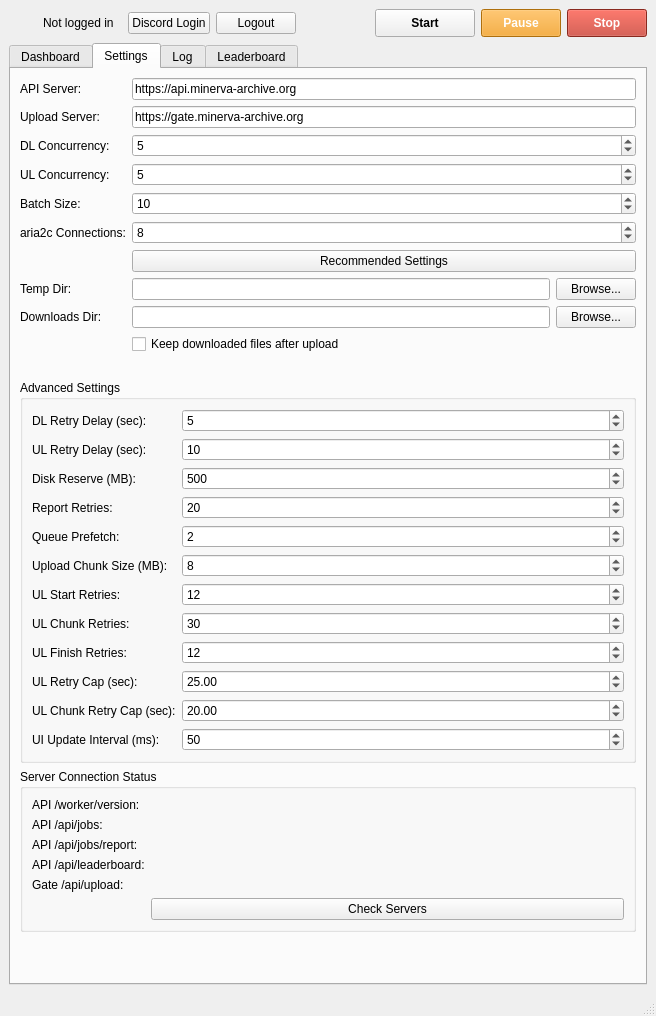
The window that mainwindow.ui (pagingred/MinervaStation) describes before a commit, drawn with Qt 5.
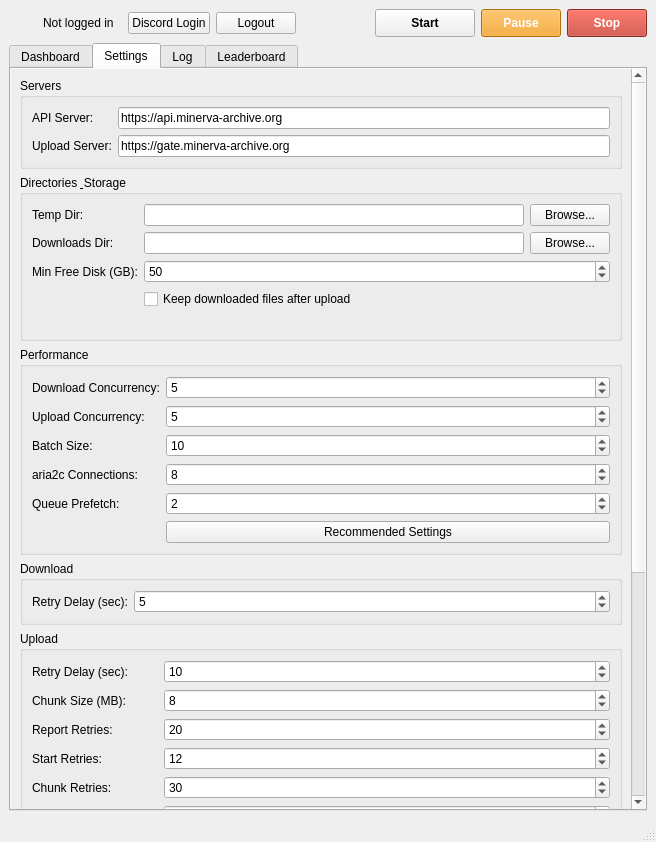
The same window after the commit. The open tabs and pages were chosen to show the change.

The edit to the form file:
```diff
--- a/mainwindow.ui
+++ b/mainwindow.ui
@@ -250,70 +250,112 @@
       <widget class="QWidget" name="settingsTab">
        <attribute name="title"><string>Settings</string></attribute>
        <layout class="QVBoxLayout" name="settingsOuterLayout">
+        <property name="leftMargin"><number>0</number></property>
+        <property name="topMargin"><number>0</number></property>
+        <property name="rightMargin"><number>0</number></property>
+        <property name="bottomMargin"><number>0</number></property>
         <item>
-         <layout class="QFormLayout" name="settingsForm">
+         <widget class="QScrollArea" name="settingsScroll">
+          <property name="widgetResizable"><bool>true</bool></property>
+          <property name="frameShape"><enum>QFrame::NoFrame</enum></property>
+          <widget class="QWidget" name="settingsScrollContent">
+           <layout class="QVBoxLayout" name="settingsScrollLayout">
+            <property name="spacing"><number>6</number></property>
+            <item>
+             <widget class="QGroupBox" name="serversBox">
+              <property name="title"><string>Servers</string></property>
+              <layout class="QFormLayout" name="serversForm">
           <item row="0" column="0"><widget class="QLabel" name="labelServerUrl"><property name="text"><string>API Server:</string></property></widget></item>
           <item row="0" column="1"><widget class="QLineEdit" name="mServerUrl"><property name="text"><string>https://api.minerva-archive.org</string></property></widget></item>
           <item row="1" column="0"><widget class="QLabel" name="labelUploadUrl"><property name="text"><string>Upload Server:</string></property></widget></item>
           <item row="1" column="1"><widget class="QLineEdit" name="mUploadUrl"><property name="text"><string>https://gate.minerva-archive.org</string></property></widget></item>
-          <item row="2" column="0"><widget class="QLabel" name="labelDlConc"><property name="text"><string>DL Concurrency:</string></property></widget></item>
-          <item row="2" column="1"><widget class="QSpinBox" name="mDlConcurrency"><property name="minimum"><number>1</number></property><property name="maximum"><number>1000</number></property><property name="value"><number>5</number></property></widget></item>
-          <item row="3" column="0"><widget class="QLabel" name="labelUlConc"><property name="text"><string>UL Concurrency:</string></property></widget></item>
-          <item row="3" column="1"><widget class="QSpinBox" name="mUlConcurrency"><property name="minimum"><number>1</number></property><property name="maximum"><number>1000</number></property><property name="value"><number>5</number></property></widget></item>
-          <item row="4" column="0"><widget class="QLabel" name="labelBatch"><property name="text"><string>Batch Size:</string></property></widget></item>
-          <item row="4" column="1"><widget class="QSpinBox" name="mBatchSize"><property name="minimum"><number>1</number></property><property name="maximum"><number>1000</number></property><property name="value"><number>10</number></property></widget></item>
-          <item row="5" column="0"><widget class="QLabel" name="labelAria2c"><property name="text"><string>aria2c Connections:</string></property></widget></item>
-          <item row="5" column="1"><widget class="QSpinBox" name="mAria2cConns"><property name="minimum"><number>1</number></property><property name="maximum"><number>16</number></property><property name="value"><number>8</number></property></widget></item>
-          <item row="6" column="0"><widget class="QLabel" name="labelRecPlaceholder"><property name="text"><string/></property></widget></item>
-          <item row="6" column="1"><widget class="QPushButton" name="mRecommendBtn"><property name="text"><string>Recommended Settings</string></property><property name="toolTip"><string>Auto-detect system capabilities and run a network speed test to calculate optimal values</string></property></widget></item>
-          <item row="7" column="0"><widget class="QLabel" name="labelTempDir"><property name="text"><string>Temp Dir:</string></property></widget></item>
-          <item row="7" column="1">
+              </layout>
+             </widget>
+            </item>
+            <item>
+             <widget class="QGroupBox" name="dirsBox">
+              <property name="title"><string>Directories &amp; Storage</string></property>
+              <layout class="QFormLayout" name="dirsForm">
+               <item row="0" column="0"><widget class="QLabel" name="labelTempDir"><property name="text"><string>Temp Dir:</string></property></widget></item>
+               <item row="0" column="1">
            <layout class="QHBoxLayout" name="tempDirRow">
             <item><widget class="QLineEdit" name="mTempDir"/></item>
             <item><widget class="QPushButton" name="browseTempBtn"><property name="text"><string>Browse...</string></property></widget></item>
            </layout>
           </item>
-          <item row="8" column="0"><widget class="QLabel" name="labelDlDir"><property name="text"><string>Downloads Dir:</string></property></widget></item>
-          <item row="8" column="1">
+               <item row="1" column="0"><widget class="QLabel" name="labelDlDir"><property name="text"><string>Downloads Dir:</string></property></widget></item>
+               <item row="1" column="1">
            <layout class="QHBoxLayout" name="dlDirRow">
             <item><widget class="QLineEdit" name="mDownloadsDir"/></item>
             <item><widget class="QPushButton" name="browseDlBtn"><property name="text"><string>Browse...</string></property></widget></item>
            </layout>
           </item>
-          <item row="9" column="0"><widget class="QLabel" name="labelKeepPlaceholder"><property name="text"><string/></property></widget></item>
-          <item row="9" column="1"><widget class="QCheckBox" name="mKeepFiles"><property name="text"><string>Keep downloaded files after upload</string></property></widget></item>
-          <item row="10" column="0"><widget class="QLabel" name="labelAria2cPlaceholder"><property name="text"><string/></property></widget></item>
-          <item row="10" column="1"><widget class="QLabel" name="mAria2cLabel"><property name="text"><string/></property></widget></item>
-         </layout>
+               <item row="2" column="0"><widget class="QLabel" name="labelDiskReserve"><property name="text"><string>Min Free Disk (GB):</string></property></widget></item>
+               <item row="2" column="1"><widget class="QSpinBox" name="mDiskReserveGb"><property name="minimum"><number>0</number></property><property name="maximum"><number>500</number></property><property name="value"><number>50</number></property><property name="toolTip"><string>Stop downloading when free disk space would drop below this amount</string></property></widget></item>
+               <item row="3" column="0"><widget class="QLabel" name="labelKeepPlaceholder"><property name="text"><string/></property></widget></item>
+               <item row="3" column="1"><widget class="QCheckBox" name="mKeepFiles"><property name="text"><string>Keep downloaded files after upload</string></property></widget></item>
+               <item row="4" column="0"><widget class="QLabel" name="labelAria2cPlaceholder"><property name="text"><string/></property></widget></item>
+               <item row="4" column="1"><widget class="QLabel" name="mAria2cLabel"><property name="text"><string/></property></widget></item>
+              </layout>
+             </widget>
         </item>
         <item>
-         <widget class="QGroupBox" name="advancedBox">
-          <property name="title"><string>Advanced Settings</string></property>
-          <layout class="QFormLayout" name="advancedForm">
-           <item row="0" column="0"><widget class="QLabel" name="labelDlRetryDelay"><property name="text"><string>DL Retry Delay (sec):</string></property></widget></item>
-           <item row="0" column="1"><widget class="QSpinBox" name="mDownloadRetryDelay"><property name="minimum"><number>1</number></property><property name="maximum"><number>300</number></property><property name="value"><number>5</number></property></widget></item>
-           <item row="1" column="0"><widget class="QLabel" name="labelUlRetryDelay"><property name="text"><string>UL Retry Delay (sec):</string></property></widget></item>
-           <item row="1" column="1"><widget class="QSpinBox" name="mUploadRetryDelay"><property name="minimum"><number>1</number></property><property name="maximum"><number>300</number></property><property name="value"><number>10</number></property></widget></item>
-           <item row="2" column="0"><widget class="QLabel" name="labelDiskReserve"><property name="text"><string>Disk Reserve (MB):</string></property></widget></item>
-           <item row="2" column="1"><widget class="QSpinBox" name="mDiskReserveMb"><property name="minimum"><number>0</number></property><property name="maximum"><number>100000</number></property><property name="value"><number>500</number></property></widget></item>
-           <item row="3" column="0"><widget class="QLabel" name="labelReportRetries"><property name="text"><string>Report Retries:</string></property></widget></item>
-           <item row="3" column="1"><widget class="QSpinBox" name="mReportRetries"><property name="minimum"><number>1</number></property><property name="maximum"><number>100</number></property><property name="value"><number>20</number></property></widget></item>
+             <widget class="QGroupBox" name="perfBox">
+              <property name="title"><string>Performance</string></property>
+              <layout class="QFormLayout" name="perfForm">
+               <item row="0" column="0"><widget class="QLabel" name="labelDlConc"><property name="text"><string>Download Concurrency:</string></property></widget></item>
+               <item row="0" column="1"><widget class="QSpinBox" name="mDlConcurrency"><property name="minimum"><number>1</number></property><property name="maximum"><number>1000</number></property><property name="value"><number>5</number></property></widget></item>
+               <item row="1" column="0"><widget class="QLabel" name="labelUlConc"><property name="text"><string>Upload Concurrency:</string></property></widget></item>
+               <item row="1" column="1"><widget class="QSpinBox" name="mUlConcurrency"><property name="minimum"><number>1</number></property><property name="maximum"><number>1000</number></property><property name="value"><number>5</number></property></widget></item>
+               <item row="2" column="0"><widget class="QLabel" name="labelBatch"><property name="text"><string>Batch Size:</string></property></widget></item>
+               <item row="2" column="1"><widget class="QSpinBox" name="mBatchSize"><property name="minimum"><number>1</number></property><property name="maximum"><number>1000</number></property><property name="value"><number>10</number></property></widget></item>
+               <item row="3" column="0"><widget class="QLabel" name="labelAria2c"><property name="text"><string>aria2c Connections:</string></property></widget></item>
+               <item row="3" column="1"><widget class="QSpinBox" name="mAria2cConns"><property name="minimum"><number>1</number></property><property name="maximum"><number>16</number></property><property name="value"><number>8</number></property></widget></item>
            <item row="4" column="0"><widget class="QLabel" name="labelQueuePrefetch"><property name="text"><string>Queue Prefetch:</string></property></widget></item>
            <item row="4" column="1"><widget class="QSpinBox" name="mQueuePrefetch"><property name="minimum"><number>1</number></property><property name="maximum"><number>20</number></property><property name="value"><number>2</number></property></widget></item>
-           <item row="5" column="0"><widget class="QLabel" name="labelChunkSize"><property name="text"><string>Upload Chunk Size (MB):</string></property></widget></item>
-           <item row="5" column="1"><widget class="QSpinBox" name="mUploadChunkSizeMb"><property name="minimum"><number>1</number></property><property name="maximum"><number>64</number></property><property name="value"><number>8</number></property></widget></item>
-           <item row="6" column="0"><widget class="QLabel" name="labelStartRetries"><property name="text"><string>UL Start Retries:</string></property></widget></item>
-           <item row="6" column="1"><widget class="QSpinBox" name="mUploadStartRetries"><property name="minimum"><number>1</number></property><property name="maximum"><number>100</number></property><property name="value"><number>12</number></property></widget></item>
-           <item row="7" column="0"><widget class="QLabel" name="labelChunkRetries"><property name="text"><string>UL Chunk Retries:</string></property></widget></item>
-           <item row="7" column="1"><widget class="QSpinBox" name="mUploadChunkRetries"><property name="minimum"><number>1</number></property><property name="maximum"><number>100</number></property><property name="value"><number>30</number></property></widget></item>
-           <item row="8" column="0"><widget class="QLabel" name="labelFinishRetries"><property name="text"><string>UL Finish Retries:</string></property></widget></item>
-           <item row="8" column="1"><widget class="QSpinBox" name="mUploadFinishRetries"><property name="minimum"><number>1</number></property><property name="maximum"><number>100</number></property><property name="value"><number>12</number></property></widget></item>
-           <item row="9" column="0"><widget class="QLabel" name="labelUlRetryCap"><property name="text"><string>UL Retry Cap (sec):</string></property></widget></item>
-           <item row="9" column="1"><widget class="QDoubleSpinBox" name="mUploadRetryCap"><property name="minimum"><double>1.000000000000000</double></property><property name="maximum"><double>120.000000000000000</double></property><property name="value"><double>25.000000000000000</double></property><property name="singleStep"><double>0.500000000000000</double></property></widget></item>
-           <item row="10" column="0"><widget class="QLabel" name="labelChunkRetryCap"><property name="text"><string>UL Chunk Retry Cap (sec):</string></property></widget></item>
-           <item row="10" column="1"><widget class="QDoubleSpinBox" name="mUploadChunkRetryCap"><property name="minimum"><double>1.000000000000000</double></property><property name="maximum"><double>120.000000000000000</double></property><property name="value"><double>20.000000000000000</double></property><property name="singleStep"><double>0.500000000000000</double></property></widget></item>
-           <item row="11" column="0"><widget class="QLabel" name="labelUiInterval"><property name="text"><string>UI Update Interval (ms):</string></property></widget></item>
-           <item row="11" column="1"><widget class="QSpinBox" name="mUiUpdateInterval"><property name="minimum"><number>10</number></property><property name="maximum"><number>1000</number></property><property name="value"><number>50</number></property></widget></item>
+               <item row="5" column="0"><widget class="QLabel" name="labelRecPlaceholder"><property name="text"><string/></property></widget></item>
+               <item row="5" column="1"><widget class="QPushButton" name="mRecommendBtn"><property name="text"><string>Recommended Settings</string></property><property name="toolTip"><string>Auto-detect system capabilities and run a network speed test to calculate optimal values</string></property></widget></item>
+              </layout>
+             </widget>
+            </item>
+            <item>
+             <widget class="QGroupBox" name="downloadBox">
+              <property name="title"><string>Download</string></property>
+              <layout class="QFormLayout" name="downloadForm">
+               <item row="0" column="0"><widget class="QLabel" name="labelDlRetryDelay"><property name="text"><string>Retry Delay (sec):</string></property></widget></item>
+               <item row="0" column="1"><widget class="QSpinBox" name="mDownloadRetryDelay"><property name="minimum"><number>1</number></property><property name="maximum"><number>300</number></property><property name="value"><number>5</number></property></widget></item>
+              </layout>
+             </widget>
+            </item>
+            <item>
+             <widget class="QGroupBox" name="uploadBox">
+              <property name="title"><string>Upload</string></property>
+              <layout class="QFormLayout" name="uploadForm">
+               <item row="0" column="0"><widget class="QLabel" name="labelUlRetryDelay"><property name="text"><string>Retry Delay (sec):</string></property></widget></item>
+               <item row="0" column="1"><widget class="QSpinBox" name="mUploadRetryDelay"><property name="minimum"><number>1</number></property><property name="maximum"><number>300</number></property><property name="value"><number>10</number></property></widget></item>
+               <item row="1" column="0"><widget class="QLabel" name="labelChunkSize"><property name="text"><string>Chunk Size (MB):</string></property></widget></item>
+               <item row="1" column="1"><widget class="QSpinBox" name="mUploadChunkSizeMb"><property name="minimum"><number>1</number></property><property name="maximum"><number>64</number></property><property name="value"><number>8</number></property></widget></item>
+               <item row="2" column="0"><widget class="QLabel" name="labelReportRetries"><property name="text"><string>Report Retries:</string></property></widget></item>
+               <item row="2" column="1"><widget class="QSpinBox" name="mReportRetries"><property name="minimum"><number>1</number></property><property name="maximum"><number>100</number></property><property name="value"><number>20</number></property></widget></item>
+               <item row="3" column="0"><widget class="QLabel" name="labelStartRetries"><property name="text"><string>Start Retries:</string></property></widget></item>
+               <item row="3" column="1"><widget class="QSpinBox" name="mUploadStartRetries"><property name="minimum"><number>1</number></property><property name="maximum"><number>100</number></property><property name="value"><number>12</number></property></widget></item>
+               <item row="4" column="0"><widget class="QLabel" name="labelChunkRetries"><property name="text"><string>Chunk Retries:</string></property></widget></item>
+               <item row="4" column="1"><widget class="QSpinBox" name="mUploadChunkRetries"><property name="minimum"><number>1</number></property><property name="maximum"><number>100</number></property><property name="value"><number>30</number></property></widget></item>
+               <item row="5" column="0"><widget class="QLabel" name="labelFinishRetries"><property name="text"><string>Finish Retries:</string></property></widget></item>
+               <item row="5" column="1"><widget class="QSpinBox" name="mUploadFinishRetries"><property name="minimum"><number>1</number></property><property name="maximum"><number>100</number></property><property name="value"><number>12</number></property></widget></item>
+               <item row="6" column="0"><widget class="QLabel" name="labelUlRetryCap"><property name="text"><string>Retry Cap (sec):</string></property></widget></item>
+               <item row="6" column="1"><widget class="QDoubleSpinBox" name="mUploadRetryCap"><property name="minimum"><double>1.000000000000000</double></property><property name="maximum"><double>120.000000000000000</double></property><property name="value"><double>25.000000000000000</double></property><property name="singleStep"><double>0.500000000000000</double></property></widget></item>
+               <item row="7" column="0"><widget class="QLabel" name="labelChunkRetryCap"><property name="text"><string>Chunk Retry Cap (sec):</string></property></widget></item>
+               <item row="7" column="1"><widget class="QDoubleSpinBox" name="mUploadChunkRetryCap"><property name="minimum"><double>1.000000000000000</double></property><property name="maximum"><double>120.000000000000000</double></property><property name="value"><double>20.000000000000000</double></property><property name="singleStep"><double>0.500000000000000</double></property></widget></item>
+              </layout>
+             </widget>
+            </item>
+            <item>
+             <widget class="QGroupBox" name="uiBox">
+              <property name="title"><string>Interface</string></property>
+              <layout class="QFormLayout" name="uiForm">
+               <item row="0" column="0"><widget class="QLabel" name="labelUiInterval"><property name="text"><string>UI Update Interval (ms):</string></property></widget></item>
+               <item row="0" column="1"><widget class="QSpinBox" name="mUiUpdateInterval"><property name="minimum"><number>50</number></property><property name="maximum"><number>2000</number></property><property name="value"><number>250</number></property></widget></item>
           </layout>
          </widget>
         </item>
@@ -339,8 +381,12 @@
         <item>
          <spacer name="settingsBottomSpacer">
           <property name="orientation"><enum>Qt::Vertical</enum></property>
-          <property name="sizeHint" stdset="0"><size><width>20</width><height>40</height></size></property>
-         </spacer>
+              <property name="sizeHint" stdset="0"><size><width>20</width><height>10</height></size></property>
+             </spacer>
+            </item>
+           </layout>
+          </widget>
+         </widget>
         </item>
        </layout>
       </widget>
```
Lines whose indentation alone changed are shown as unchanged.
